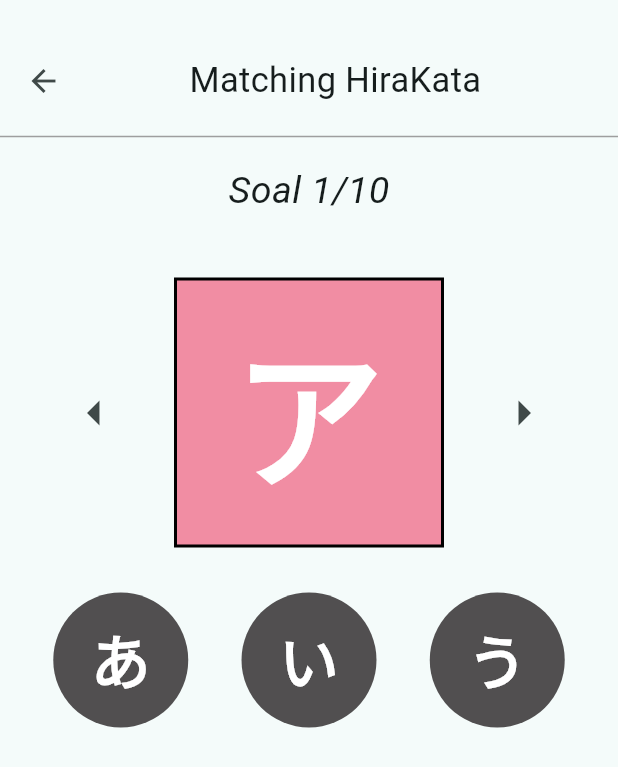
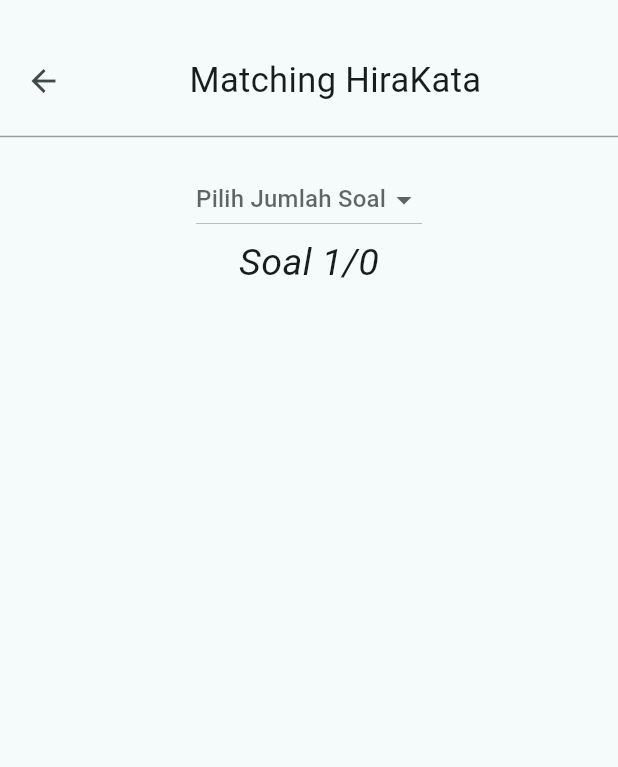
Before and after one commit to LawlietEL/nyuumon, a Flutter app: the GameMatchingPage screen opened by its route, on a phone screen of 412 x 824 dp. Shown: the top 767 px of the screen. Run offline on Flutter 3.47's test engine with Material 3 defaults, Android fonts, the phone set to English and light mode, and no system bars; our stand-ins replace bloc, cloud_firestore, firebase_auth, firebase_core, flutter_bloc, go_router; accounts and stored records are empty.

Commit message:
Menambahkan coding game matching HiraKata

```diff
--- a/lib/pages/game_matching_page.dart
+++ b/lib/pages/game_matching_page.dart
@@ -1,7 +1,217 @@
+import 'dart:math';
 import 'package:flutter/material.dart';
 
-class GameMatchingPage extends StatelessWidget {
+class GameMatchingPage extends StatefulWidget {
   const GameMatchingPage({super.key});
+
+  @override
+  _GameMatchingPageState createState() => _GameMatchingPageState();
+}
+
+class _GameMatchingPageState extends State<GameMatchingPage> {
+  final List<String> hiragana = [
+    'あ',
+    'い',
+    'う',
+    'え',
+    'お',
+    'か',
+    'き',
+    'く',
+    'け',
+    'こ',
+    'さ',
+    'し',
+    'す',
+    'せ',
+    'そ',
+    'た',
+    'ち',
+    'つ',
+    'て',
+    'と',
+    'な',
+    'に',
+    'ぬ',
+    'ね',
+    'の',
+    'は',
+    'ひ',
+    'ふ',
+    'へ',
+    'ほ',
+    'ま',
+    'み',
+    'む',
+    'め',
+    'も',
+    'や',
+    'ゆ',
+    'よ',
+    'ら',
+    'り',
+    'る',
+    'れ',
+    'ろ',
+    'わ',
+    'を',
+    'ん',
+  ];
+
+  final List<String> katakana = [
+    'ア',
+    'イ',
+    'ウ',
+    'エ',
+    'オ',
+    'カ',
+    'キ',
+    'ク',
+    'ケ',
+    'コ',
+    'サ',
+    'シ',
+    'ス',
+    'セ',
+    'ソ',
+    'タ',
+    'チ',
+    'ツ',
+    'テ',
+    'ト',
+    'ナ',
+    'ニ',
+    'ヌ',
+    'ネ',
+    'ノ',
+    'ハ',
+    'ヒ',
+    'フ',
+    'ヘ',
+    'ホ',
+    'マ',
+    'ミ',
+    'ム',
+    'メ',
+    'モ',
+    'ヤ',
+    'ユ',
+    'ヨ',
+    'ラ',
+    'リ',
+    'ル',
+    'レ',
+    'ロ',
+    'ワ',
+    'ヲ',
+    'ン',
+  ];
+
+  String currentQuestion = '';
+  List<String> answerOptions = [];
+  int questionIndex = 1;
+  int? totalQuestions;
+  int correctAnswers = 0;
+  List<bool> answerResults = [];
+  Random random = Random();
+
+  @override
+  void initState() {
+    super.initState();
+    _generateQuestion(); // Memanggil fungsi untuk menghasilkan soal pertama
+  }
+
+  void _generateQuestion() {
+    // Jika sudah mencapai total soal, tampilkan dialog hasil
+    if (questionIndex > (totalQuestions ?? 10)) {
+      _showResultDialog();
+      return;
+    }
+
+    bool isHiraganaQuestion = random.nextBool();
+    String questionChar;
+    String correctAnswer;
+
+    if (isHiraganaQuestion) {
+      questionChar = hiragana[random.nextInt(hiragana.length)];
+      correctAnswer = katakana[hiragana.indexOf(questionChar)];
+    } else {
+      questionChar = katakana[random.nextInt(katakana.length)];
+      correctAnswer = hiragana[katakana.indexOf(questionChar)];
+    }
+
+    setState(() {
+      currentQuestion = questionChar;
+      answerOptions = _generateAnswerOptions(correctAnswer, isHiraganaQuestion);
+    });
+  }
+
+  List<String> _generateAnswerOptions(
+      String correctAnswer, bool isHiraganaQuestion) {
+    List<String> answers = [correctAnswer];
+    List<String> options = isHiraganaQuestion ? katakana : hiragana;
+
+    while (answers.length < 3) {
+      String randomAnswer = options[random.nextInt(options.length)];
+      if (!answers.contains(randomAnswer)) {
+        answers.add(randomAnswer);
+      }
+    }
+    answers.shuffle();
+    return answers;
+  }
+
+  void _checkAnswer(String selectedAnswer) {
+    // Cek apakah jawaban benar
+    bool isCorrect = (hiragana.contains(currentQuestion) &&
+            selectedAnswer == katakana[hiragana.indexOf(currentQuestion)]) ||
+        (katakana.contains(currentQuestion) &&
+            selectedAnswer == hiragana[katakana.indexOf(currentQuestion)]);
+    answerResults.add(isCorrect);
+    if (isCorrect) correctAnswers++;
+
+    // Tampilkan soal berikutnya
+    setState(() {
+      questionIndex++;
+      if (questionIndex <= (totalQuestions ?? 10)) {
+        _generateQuestion();
+      } else {
+        _showResultDialog(); // Tampilkan dialog hasil jika soal habis
+      }
+    });
+  }
+
+  void _resetQuiz() {
+    setState(() {
+      questionIndex = 1;
+      correctAnswers = 0;
+      answerResults.clear();
+      totalQuestions = null;
+      _generateQuestion();
+    });
+  }
+
+  void _showResultDialog() {
+    showDialog(
+      context: context,
+      builder: (BuildContext context) {
+        return AlertDialog(
+          title: const Text('Hasil Akhir'),
+          content:
+              Text('Total Point: $correctAnswers / ${totalQuestions ?? 10}'),
+          actions: [
+            TextButton(
+              onPressed: () {
+                Navigator.of(context).pop();
+                _resetQuiz();
+              },
+              child: const Text("Close"),
+            ),
+          ],
+        );
+      },
+    );
+  }
 
   @override
   Widget build(BuildContext context) {
@@ -9,87 +219,81 @@ class GameMatchingPage extends StatelessWidget {
       body: SingleChildScrollView(
         child: Column(
           children: [
-            // Menempatkan tombol back dan user info di bagian atas
             Padding(
-              padding: const EdgeInsets.only(
-                  top: 30,
-                  left: 5,
-                  bottom: 5,
-                  right: 10), // Padding di sekitar teks
+              padding:
+                  const EdgeInsets.only(top: 30, left: 5, bottom: 5, right: 10),
               child: Row(
                 children: [
-                  // Tombol back dengan ikon panah kiri
                   IconButton(
                     icon: const Icon(Icons.arrow_back),
                     onPressed: () {
-                      Navigator.pop(context); // Kembali ke halaman sebelumnya
+                      Navigator.pop(context);
                     },
                   ),
-                  // Expanded untuk membuat judul berada di tengah
-                  Expanded(
+                  const Expanded(
                     child: Align(
                       alignment: Alignment.center,
-                      child: const Text(
+                      child: Text(
                         'Matching HiraKata',
-                        style: TextStyle(
-                          fontSize: 23,
+                        style: TextStyle(fontSize: 23),
                       ),
                     ),
                   ),
-                  ),
-                  const SizedBox(width: 8), // Spacer untuk gambar (opsional)
+                  const SizedBox(width: 8),
                 ],
               ),
             ),
-            // Garis horizontal tipis berwarna abu-abu
-            const Divider(
-              color: Colors.grey,
-              thickness: 1,
+            const Divider(color: Colors.grey, thickness: 1),
+            Padding(
+              padding: const EdgeInsets.only(top: 10),
+              child: Column(
+                mainAxisAlignment: MainAxisAlignment.center,
+                children: [
+                  DropdownButton<int>(
+                    value: totalQuestions,
+                    hint: const Text("Pilih Jumlah Soal"),
+                    items: [10, 20, 30, 40, 50].map((int value) {
+                      return DropdownMenuItem<int>(
+                        value: value,
+                        child: Text('$value'),
+                      );
+                    }).toList(),
+                    onChanged: (int? newValue) {
+                      setState(() {
+                        totalQuestions = newValue!;
+                        questionIndex = 1;
+                        _generateQuestion();
+                      });
+                    },
                   ),
-            // Teks soal 1/10
-            const Padding(
-              padding: EdgeInsets.only(top: 10),
-              child: Text(
-                'Soal 1/10',
-                style: TextStyle(
+                  Text(
+                    'Soal $questionIndex/${totalQuestions ?? 0}',
+                    style: const TextStyle(
                       fontSize: 25,
                       fontStyle: FontStyle.italic,
                     ),
                   ),
+                ],
               ),
-            // Menambahkan SizedBox untuk memberikan jarak agar kotak agak turun
+            ),
             const SizedBox(height: 30),
-            // Row dengan panah kiri, kotak huruf, dan panah kanan
+            if (totalQuestions != null) ...[
               Padding(
                 padding: const EdgeInsets.all(10),
                 child: Row(
-                mainAxisAlignment: MainAxisAlignment.spaceEvenly,
+                  mainAxisAlignment: MainAxisAlignment.center,
                   children: [
-                  // Panah ke kiri
-                  IconButton(
-                    icon: const Icon(
-                      Icons.arrow_left,
-                      size: 40,
-                    ),
-                    onPressed: () {
-                      // Aksi tombol back
-                    },
-                  ),
-                  // Kotak huruf
                     Container(
-                    width: 180, // Lebar tetap
-                    height: 180, // Tinggi tetap (sama dengan lebar)
+                      width: 180,
+                      height: 180,
                       decoration: BoxDecoration(
                         color: const Color.fromARGB(156, 239, 71, 107),
-                      border: Border.all(
-                        color: Colors.black,
-                        width: 2, // Border hitam dengan ketebalan 2
+                        border: Border.all(color: Colors.black, width: 2),
                       ),
-                    ),
-                    child: const Center(
+                      child: Center(
                         child: Text(
-                        'ア', // Huruf Hiragana
-                        style: TextStyle(
+                          currentQuestion,
+                          style: const TextStyle(
                             fontSize: 100,
                             fontWeight: FontWeight.bold,
                             color: Colors.white,
@@ -97,82 +301,34 @@ class GameMatchingPage extends StatelessWidget {
                         ),
                       ),
                     ),
-                  // Panah ke kanan
-                  IconButton(
-                    icon: const Icon(
-                      Icons.arrow_right,
-                      size: 40,
-                    ),
-                    onPressed: () {
-                      // Aksi tombol next
-                    },
-                  ),
                   ],
                 ),
               ),
-            // Tiga lingkaran button di bawah kotak huruf
               Padding(
                 padding: const EdgeInsets.only(top: 20),
                 child: Row(
                   mainAxisAlignment: MainAxisAlignment.spaceEvenly,
-                children: [
-                  // Lingkaran pertama
-                  CircleAvatar(
+                  children: answerOptions.map((option) {
+                    return CircleAvatar(
                       radius: 45,
-                    backgroundColor: Color.fromRGBO(81, 79, 80, 100),
+                      backgroundColor: const Color.fromRGBO(81, 79, 80, 100),
                       child: IconButton(
-                      icon: const Text(
-                        'あ',
-                        style: TextStyle(
+                        icon: Text(
+                          option,
+                          style: const TextStyle(
                             fontSize: 40,
                             fontWeight: FontWeight.bold,
                             color: Colors.white,
                           ),
                         ),
-                      onPressed: () {
-                        // Aksi tombol lingkaran 1
-                      },
+                        onPressed: () => _checkAnswer(option),
+                      ),
+                    );
+                  }).toList(),
                 ),
               ),
-                  // Lingkaran kedua
-                  CircleAvatar(
-                    radius: 45,
-                    backgroundColor: Color.fromRGBO(81, 79, 80, 100),
-                    child: IconButton(
-                      icon: const Text(
-                        'い',
-                        style: TextStyle(
-                          fontSize: 40,
-                          fontWeight: FontWeight.bold,
-                          color: Colors.white,
-                        ),
-                      ),
-                      onPressed: () {
-                        // Aksi tombol lingkaran 2
-                      },
-                    ),
-                  ),
-                  // Lingkaran ketiga
-                  CircleAvatar(
-                    radius: 45,
-                    backgroundColor: Color.fromRGBO(81, 79, 80, 100),
-                    child: IconButton(
-                      icon: const Text(
-                        'う',
-                        style: TextStyle(
-                          fontSize: 40,
-                          fontWeight: FontWeight.bold,
-                          color: Colors.white,
-                        ),
-                      ),
-                      onPressed: () {
-                        // Aksi tombol lingkaran 3
-                      },
-                    ),
-                  ),
+              const SizedBox(height: 20),
             ],
-              ),
-            ),
           ],
         ),
       ),
```
Lines whose indentation alone changed are shown as unchanged.
